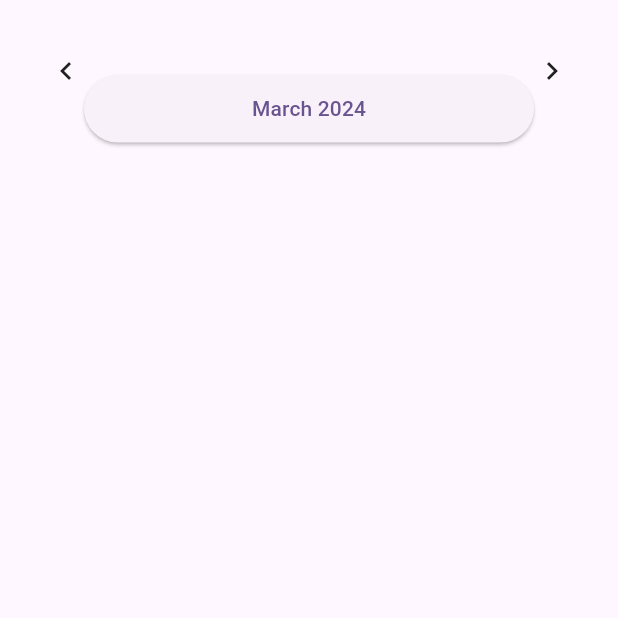
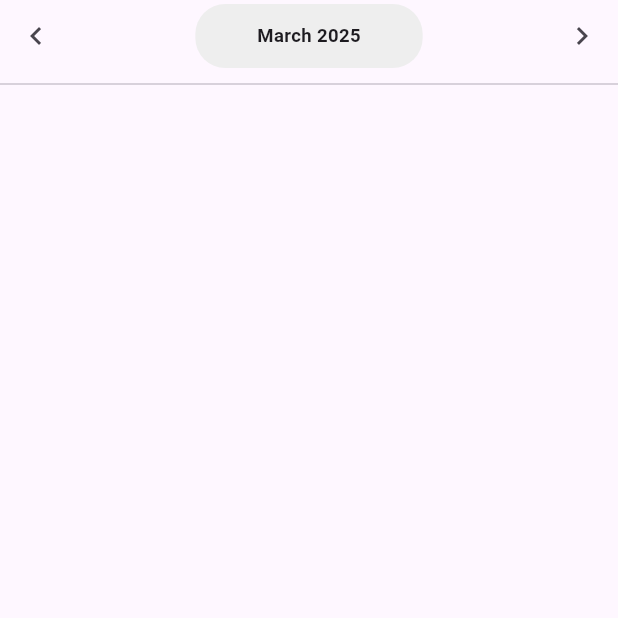
Before and after one commit to pinithasavidya617/money-manage-flutter, a Flutter app: the HomeScreen screen opened directly, on a phone screen of 412 x 824 dp, the top half of it. Run offline on Flutter 3.47's test engine with Material 3 defaults, Android fonts, the phone set to English and light mode, and no system bars.

Commit message:
Add custom app bar

```diff
--- a/lib/screens/home_screen.dart
+++ b/lib/screens/home_screen.dart
@@ -1,4 +1,5 @@
 import 'package:flutter/material.dart';
+import 'package:money_manage/configs/size_config.dart';
 
 class HomeScreen extends StatefulWidget {
   const HomeScreen({super.key});
@@ -11,26 +12,40 @@ class _HomeScreenState extends State<HomeScreen> {
   @override
   Widget build(BuildContext context) {
     return Scaffold(
-      body: Column(
+      body: SafeArea(
+        child: Column(
           children: [
             Row(
-            mainAxisAlignment: MainAxisAlignment.center,
+              mainAxisAlignment: MainAxisAlignment.spaceBetween,
               children: [
-              Icon(Icons.chevron_left),
-              Container(
-                margin: EdgeInsets.only(top: 50),
-                width: 300,
-                height: 45,
-                child: ElevatedButton(onPressed: (){},
-                 child: Text('March 2024')),
+                IconButton(onPressed: () {},
+                    icon: Icon(Icons.chevron_left)),
+                GestureDetector(
+                  onTap: () {},
+                  child: Container(
+                    padding: EdgeInsets.symmetric(horizontal: SizeConfig.blockHeight * 5, vertical: SizeConfig.blockWidth * 3),
+                    decoration: BoxDecoration(
+                      color: Colors.grey[200],
+                      borderRadius: BorderRadius.circular(20)
                     ),
-              Icon(Icons.chevron_right)
+                    child: Text(
+                      "March 2025",
+                      style: TextStyle(
+                        fontWeight: FontWeight.bold,
+                        fontSize: SizeConfig.blockWidth * 3
+                      ),
+                    ),
+                  ),
+                ),
+                IconButton(onPressed: () {},
+                    icon: Icon(Icons.chevron_right)),
               ],
             ),
-          Column(
-
+            Divider(
+              thickness: 1,
             )
           ],
+        ),
       ),
     );
   }
```
Lines whose indentation alone changed are shown as unchanged.
